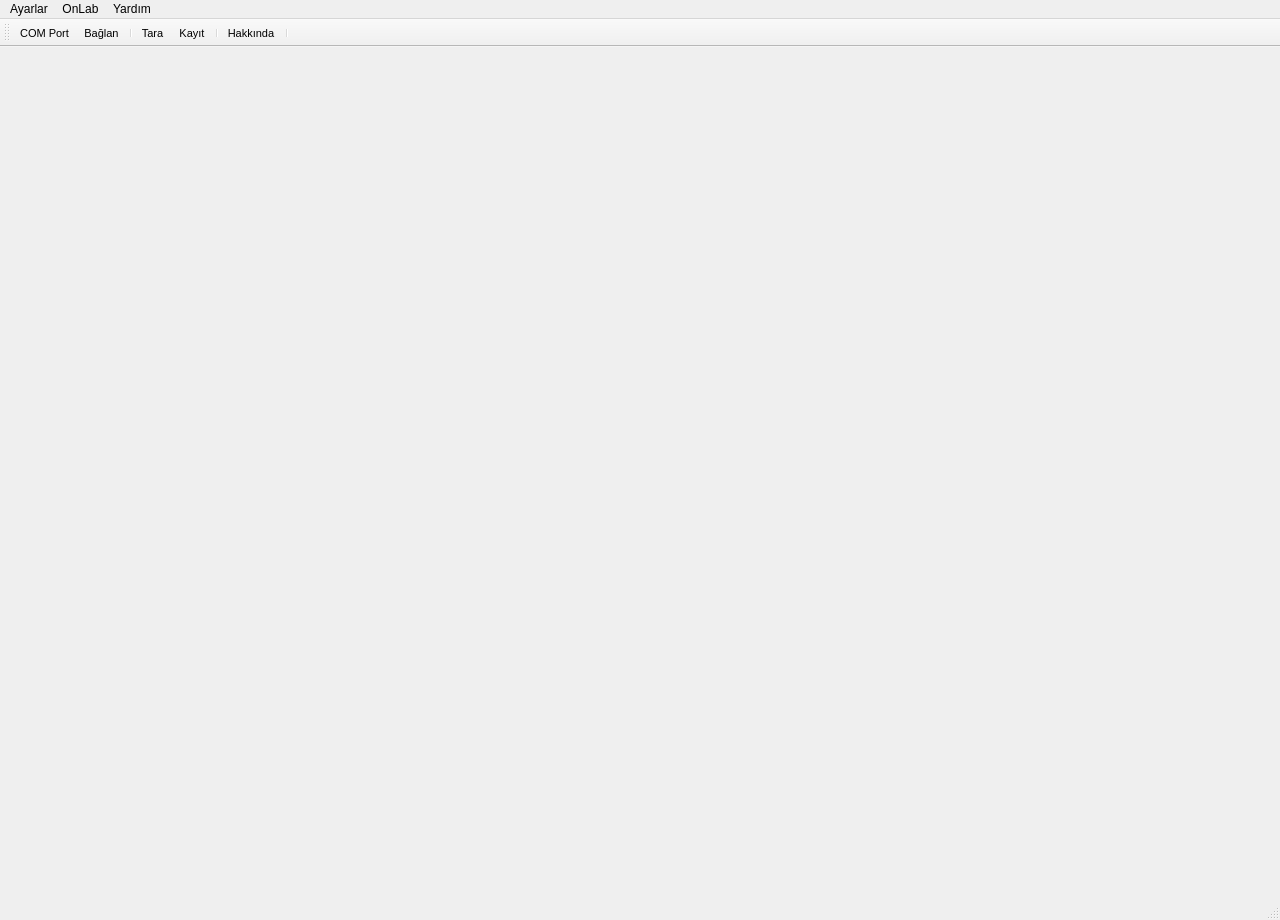
The window that HLL/project/src/mainWindow.ui (GurhanIU/oLStudio) describes before a commit, drawn with Qt 5.
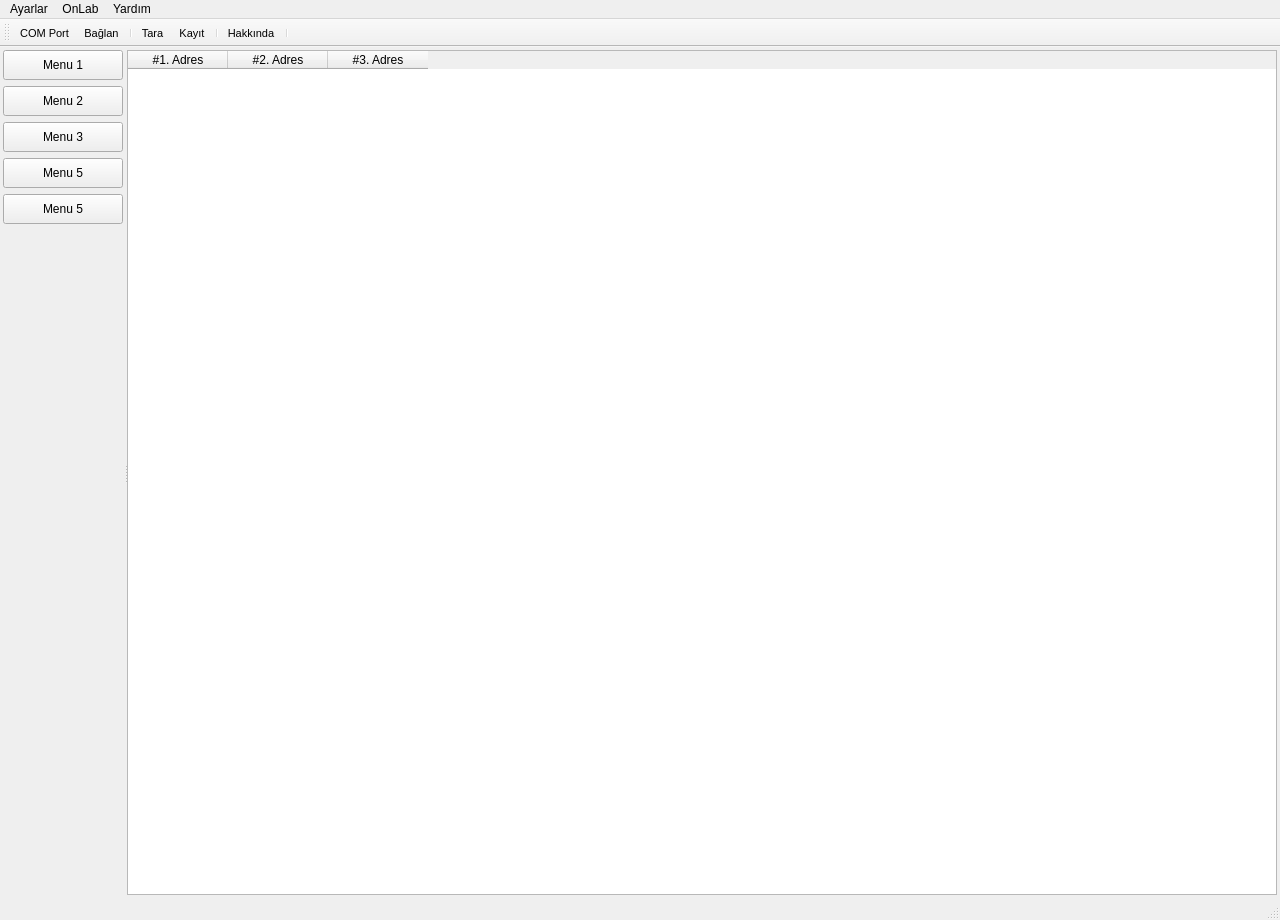
The same window after the commit. Icons and pictures are not drawn.

```diff
--- a/HLL/project/src/mainWindow.ui
+++ b/HLL/project/src/mainWindow.ui
@@ -14,7 +14,7 @@
    <string>OnLab Studio</string>
   </property>
   <widget class="QWidget" name="centralwidget">
-   <layout class="QVBoxLayout" name="verticalLayout_2">
+   <layout class="QHBoxLayout" name="horizontalLayout">
     <property name="spacing">
      <number>3</number>
     </property>
@@ -81,6 +81,150 @@
       <property name="childrenCollapsible">
        <bool>false</bool>
       </property>
+      <widget class="QWidget" name="verticalLayoutWidget">
+       <layout class="QVBoxLayout" name="verticalLayout">
+        <item>
+         <widget class="QPushButton" name="pushButton">
+          <property name="minimumSize">
+           <size>
+            <width>120</width>
+            <height>30</height>
+           </size>
+          </property>
+          <property name="maximumSize">
+           <size>
+            <width>120</width>
+            <height>16777215</height>
+           </size>
+          </property>
+          <property name="styleSheet">
+           <string notr="true"/>
+          </property>
+          <property name="text">
+           <string>Menu 1</string>
+          </property>
+         </widget>
+        </item>
+        <item>
+         <widget class="QPushButton" name="pushButton_2">
+          <property name="minimumSize">
+           <size>
+            <width>120</width>
+            <height>30</height>
+           </size>
+          </property>
+          <property name="maximumSize">
+           <size>
+            <width>120</width>
+            <height>16777215</height>
+           </size>
+          </property>
+          <property name="text">
+           <string>Menu 2</string>
+          </property>
+         </widget>
+        </item>
+        <item>
+         <widget class="QPushButton" name="pushButton_3">
+          <property name="minimumSize">
+           <size>
+            <width>120</width>
+            <height>30</height>
+           </size>
+          </property>
+          <property name="maximumSize">
+           <size>
+            <width>120</width>
+            <height>16777215</height>
+           </size>
+          </property>
+          <property name="text">
+           <string>Menu 3</string>
+          </property>
+         </widget>
+        </item>
+        <item>
+         <widget class="QPushButton" name="pushButton_4">
+          <property name="minimumSize">
+           <size>
+            <width>120</width>
+            <height>30</height>
+           </size>
+          </property>
+          <property name="maximumSize">
+           <size>
+            <width>120</width>
+            <height>16777215</height>
+           </size>
+          </property>
+          <property name="text">
+           <string>Menu 5</string>
+          </property>
+         </widget>
+        </item>
+        <item>
+         <widget class="QPushButton" name="pushButton_5">
+          <property name="minimumSize">
+           <size>
+            <width>120</width>
+            <height>30</height>
+           </size>
+          </property>
+          <property name="maximumSize">
+           <size>
+            <width>120</width>
+            <height>16777215</height>
+           </size>
+          </property>
+          <property name="text">
+           <string>Menu 5</string>
+          </property>
+         </widget>
+        </item>
+        <item>
+         <spacer name="verticalSpacer">
+          <property name="orientation">
+           <enum>Qt::Vertical</enum>
+          </property>
+          <property name="sizeHint" stdset="0">
+           <size>
+            <width>20</width>
+            <height>40</height>
+           </size>
+          </property>
+         </spacer>
+        </item>
+       </layout>
+      </widget>
+      <widget class="QTableWidget" name="tableWidget">
+       <property name="minimumSize">
+        <size>
+         <width>1150</width>
+         <height>820</height>
+        </size>
+       </property>
+       <property name="editTriggers">
+        <set>QAbstractItemView::NoEditTriggers</set>
+       </property>
+       <property name="sortingEnabled">
+        <bool>false</bool>
+       </property>
+       <column>
+        <property name="text">
+         <string>#1. Adres</string>
+        </property>
+       </column>
+       <column>
+        <property name="text">
+         <string>#2. Adres</string>
+        </property>
+       </column>
+       <column>
+        <property name="text">
+         <string>#3. Adres</string>
+        </property>
+       </column>
+      </widget>
      </widget>
     </item>
    </layout>
```
Left out of the diff: 4 changed lines with no effect on the pictures.
